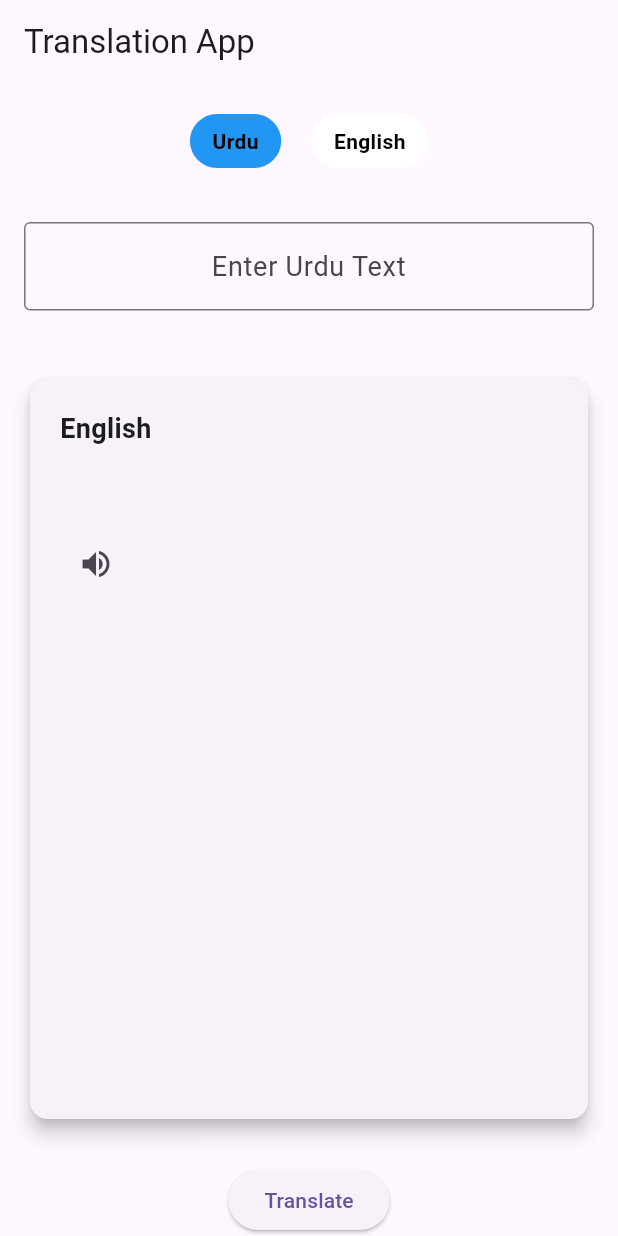
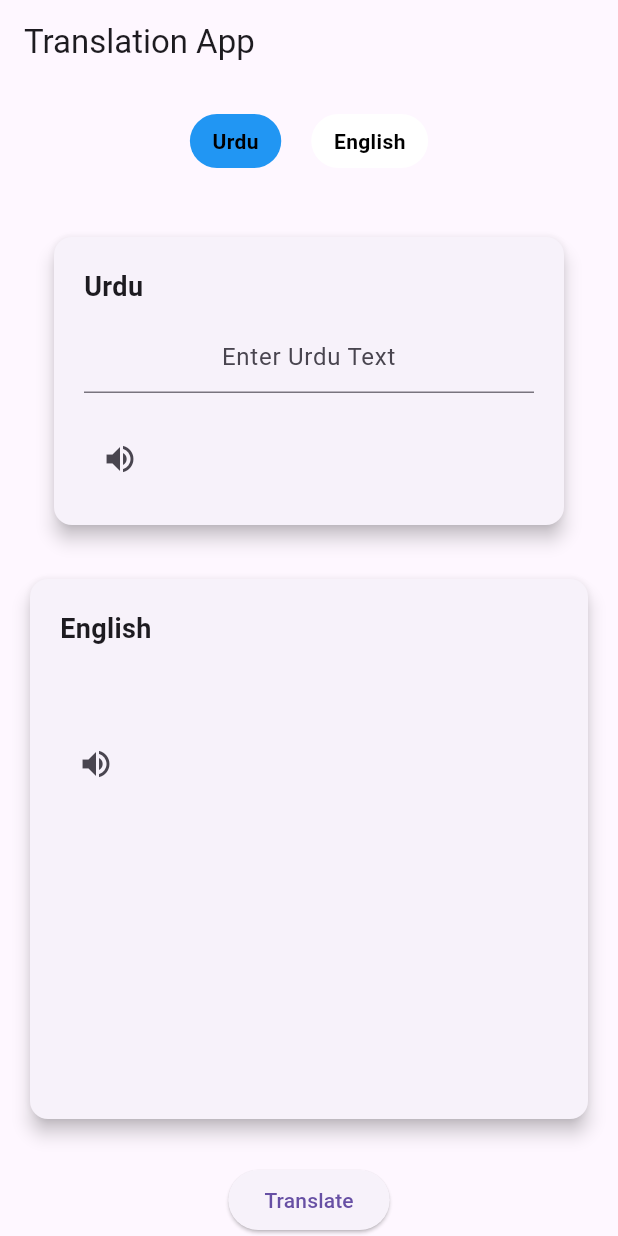
Before and after one commit to Wasiue03/linguotech, a Flutter app: the screen it shows after launch, on a phone screen of 412 x 824 dp. Run offline on Flutter 3.47's test engine with Material 3 defaults, Android fonts, the light colour scheme and no system bars; our stand-ins replace cloud_firestore, firebase_auth, firebase_core; accounts and stored records are empty.

Commit message:
working fine on web app

```diff
--- a/lib/Screens/Translation_Screen/translate.dart
+++ b/lib/Screens/Translation_Screen/translate.dart
@@ -81,20 +81,50 @@
         ),
         Padding(
           padding: const EdgeInsets.all(16.0),
-          child: TextField(
+          child: Card(
+            elevation: 5,
+            margin: EdgeInsets.symmetric(horizontal: 20, vertical: 10),
+            child: Padding(
+              padding: EdgeInsets.all(20),
+              child: Column(
+                crossAxisAlignment: CrossAxisAlignment.stretch,
+                children: [
+                  Text(
+                    'Urdu',
+                    style: TextStyle(
+                      fontSize: 18,
+                      fontWeight: FontWeight.bold,
+                    ),
+                  ),
+                  SizedBox(height: 10),
+                  TextField(
                     controller: urduTextController,
                     onChanged: (value) {
                       // No need to use setState since it's a stateful widget
                     },
                     decoration: InputDecoration(
                       hintText: 'Enter Urdu Text',
-              border: OutlineInputBorder(),
                     ),
                     textAlign: TextAlign.center,
-            style: TextStyle(fontSize: 18),
+                    style: TextStyle(fontSize: 16),
+                  ),
+                  SizedBox(height: 20),
+                  Row(
+                    mainAxisAlignment: MainAxisAlignment.spaceBetween,
+                    children: [
+                      IconButton(
+                        icon: Icon(Icons.volume_up),
+                        onPressed: () {
+                          // Add functionality for speech icon pressed
+                        },
+                      ),
+                    ],
+                  ),
+                ],
               ),
             ),
-        SizedBox(height: 20),
+          ),
+        ),
         Expanded(
           child: Card(
             elevation: 5,
```
Lines whose indentation alone changed are shown as unchanged.
